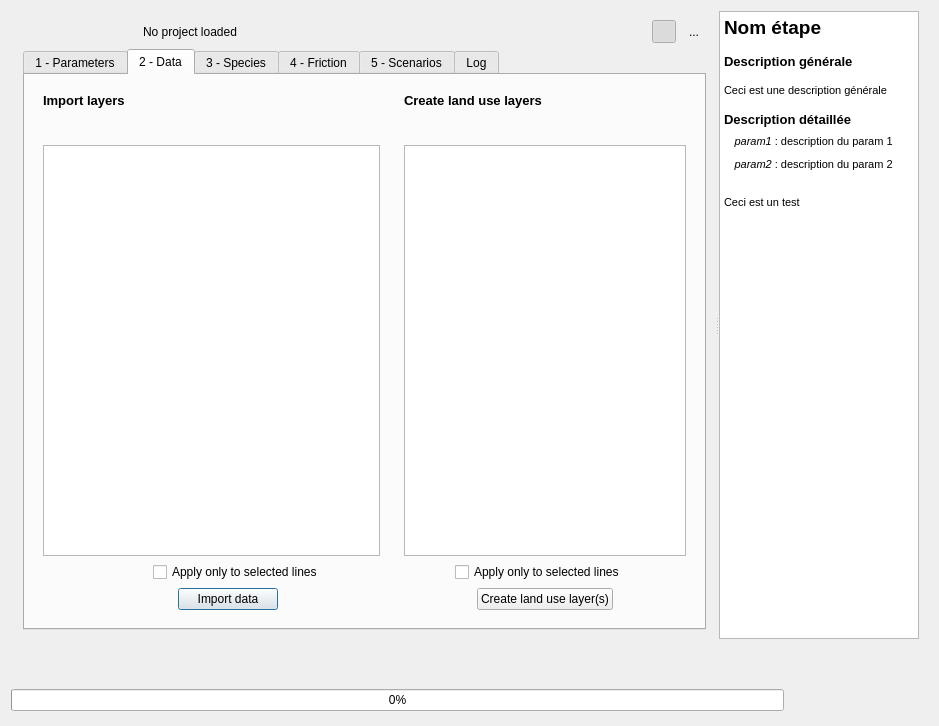
Qt form ui/erc_tvb_plugin_dialog_base.ui (MathieuChailloux/MitiConnect) before a commit.
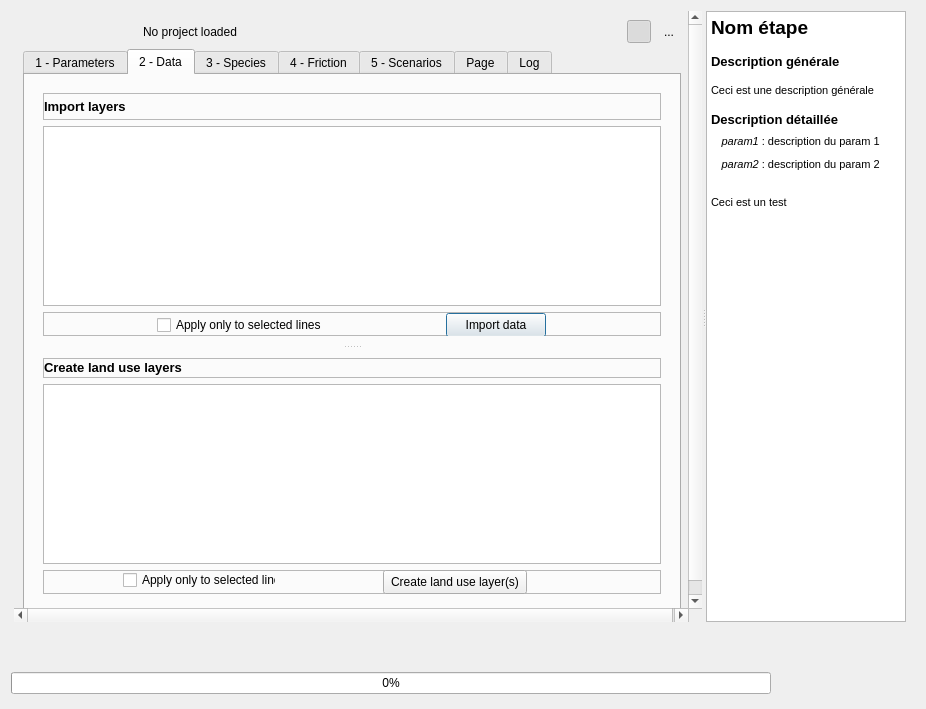
The same form after that commit. The open tabs and pages were chosen to show the change. Icons and pictures are not drawn. Custom widgets are drawn as their Qt base class.

What changed in the file:
```diff
--- a/ui/erc_tvb_plugin_dialog_base.ui
+++ b/ui/erc_tvb_plugin_dialog_base.ui
@@ -6,8 +6,8 @@
    <rect>
     <x>0</x>
     <y>0</y>
-    <width>939</width>
-    <height>726</height>
+    <width>926</width>
+    <height>709</height>
    </rect>
   </property>
   <property name="windowTitle">
@@ -70,8 +70,8 @@
            <rect>
             <x>0</x>
             <y>0</y>
-            <width>697</width>
-            <height>625</height>
+            <width>691</width>
+            <height>615</height>
            </rect>
           </property>
           <property name="sizePolicy">
@@ -514,42 +514,122 @@
               <attribute name="title">
                <string>2 - Data</string>
               </attribute>
-              <layout class="QHBoxLayout" name="horizontalLayout_4">
-               <item>
-                <widget class="QFrame" name="selectionViewFrame">
-                 <property name="sizePolicy">
-                  <sizepolicy hsizetype="Preferred" vsizetype="Expanding">
-                   <horstretch>0</horstretch>
-                   <verstretch>0</verstretch>
-                  </sizepolicy>
-                 </property>
-                 <property name="minimumSize">
-                  <size>
-                   <width>350</width>
-                   <height>200</height>
-                  </size>
-                 </property>
-                 <property name="frameShape">
-                  <enum>QFrame::NoFrame</enum>
-                 </property>
-                 <property name="frameShadow">
-                  <enum>QFrame::Raised</enum>
-                 </property>
                  <layout class="QGridLayout" name="gridLayout_7">
-                  <item row="1" column="0" colspan="2">
+               <item row="0" column="0">
+                <widget class="QSplitter" name="splitter_3">
+                 <property name="orientation">
+                  <enum>Qt::Vertical</enum>
+                 </property>
+                 <widget class="QFrame" name="selectionViewFrame">
+                  <property name="sizePolicy">
+                   <sizepolicy hsizetype="Expanding" vsizetype="Expanding">
+                    <horstretch>0</horstretch>
+                    <verstretch>0</verstretch>
+                   </sizepolicy>
+                  </property>
+                  <property name="minimumSize">
+                   <size>
+                    <width>0</width>
+                    <height>0</height>
+                   </size>
+                  </property>
+                  <property name="frameShape">
+                   <enum>QFrame::NoFrame</enum>
+                  </property>
+                  <property name="frameShadow">
+                   <enum>QFrame::Raised</enum>
+                  </property>
+                  <layout class="QVBoxLayout" name="verticalLayout_4">
+                   <item>
+                    <widget class="QFrame" name="frame_9">
+                     <property name="frameShape">
+                      <enum>QFrame::StyledPanel</enum>
+                     </property>
+                     <property name="frameShadow">
+                      <enum>QFrame::Raised</enum>
+                     </property>
+                     <layout class="QHBoxLayout" name="horizontalLayout_13">
+                      <property name="leftMargin">
+                       <number>0</number>
+                      </property>
+                      <property name="topMargin">
+                       <number>0</number>
+                      </property>
+                      <property name="rightMargin">
+                       <number>0</number>
+                      </property>
+                      <property name="bottomMargin">
+                       <number>0</number>
+                      </property>
+                      <item>
+                       <widget class="QLabel" name="selectionLabel">
+                        <property name="sizePolicy">
+                         <sizepolicy hsizetype="Expanding" vsizetype="Fixed">
+                          <horstretch>0</horstretch>
+                          <verstretch>0</verstretch>
+                         </sizepolicy>
+                        </property>
+                        <property name="font">
+                         <font>
+                          <pointsize>10</pointsize>
+                          <weight>75</weight>
+                          <bold>true</bold>
+                         </font>
+                        </property>
+                        <property name="text">
+                         <string>Import layers</string>
+                        </property>
+                        <property name="alignment">
+                         <set>Qt::AlignLeading|Qt::AlignLeft|Qt::AlignVCenter</set>
+                        </property>
+                       </widget>
+                      </item>
+                      <item>
                    <spacer name="horizontalSpacer_3">
                     <property name="orientation">
                      <enum>Qt::Horizontal</enum>
                     </property>
+                        <property name="sizeType">
+                         <enum>QSizePolicy::MinimumExpanding</enum>
+                        </property>
                     <property name="sizeHint" stdset="0">
                      <size>
-                      <width>110</width>
+                          <width>263</width>
                       <height>20</height>
                      </size>
                     </property>
                    </spacer>
                   </item>
-                  <item row="1" column="4" colspan="2">
+                      <item>
+                       <widget class="QToolButton" name="importVector">
+                        <property name="sizePolicy">
+                         <sizepolicy hsizetype="Fixed" vsizetype="Fixed">
+                          <horstretch>0</horstretch>
+                          <verstretch>0</verstretch>
+                         </sizepolicy>
+                        </property>
+                        <property name="minimumSize">
+                         <size>
+                          <width>25</width>
+                          <height>25</height>
+                         </size>
+                        </property>
+                        <property name="toolTip">
+                         <string>Import vector data</string>
+                        </property>
+                        <property name="text">
+                         <string/>
+                        </property>
+                        <property name="icon">
+                         <iconset resource="../../BioDispersal/resources.qrc">
+                          <normaloff>:/plugins/BioDispersal/icons/symbologyAdd.svg</normaloff>:/plugins/BioDispersal/icons/symbologyAdd.svg</iconset>
+                        </property>
+                        <property name="autoRaise">
+                         <bool>true</bool>
+                        </property>
+                       </widget>
+                      </item>
+                      <item>
                    <widget class="QToolButton" name="importRaster">
                     <property name="sizePolicy">
                      <sizepolicy hsizetype="Fixed" vsizetype="Fixed">
@@ -578,20 +658,7 @@
                     </property>
                    </widget>
                   </item>
-                  <item row="3" column="5" colspan="2">
-                   <spacer name="horizontalSpacer_24">
-                    <property name="orientation">
-                     <enum>Qt::Horizontal</enum>
-                    </property>
-                    <property name="sizeHint" stdset="0">
-                     <size>
-                      <width>40</width>
-                      <height>20</height>
-                     </size>
-                    </property>
-                   </spacer>
-                  </item>
-                  <item row="1" column="6">
+                      <item>
                    <widget class="QToolButton" name="importDelete">
                     <property name="sizePolicy">
                      <sizepolicy hsizetype="Fixed" vsizetype="Fixed">
@@ -614,81 +681,10 @@
                     </property>
                    </widget>
                   </item>
-                  <item row="1" column="3">
-                   <widget class="QToolButton" name="importVector">
-                    <property name="sizePolicy">
-                     <sizepolicy hsizetype="Fixed" vsizetype="Fixed">
-                      <horstretch>0</horstretch>
-                      <verstretch>0</verstretch>
-                     </sizepolicy>
-                    </property>
-                    <property name="minimumSize">
-                     <size>
-                      <width>25</width>
-                      <height>25</height>
-                     </size>
-                    </property>
-                    <property name="toolTip">
-                     <string>Import vector data</string>
-                    </property>
-                    <property name="text">
-                     <string/>
-                    </property>
-                    <property name="icon">
-                     <iconset resource="../../BioDispersal/resources.qrc">
-                      <normaloff>:/plugins/BioDispersal/icons/symbologyAdd.svg</normaloff>:/plugins/BioDispersal/icons/symbologyAdd.svg</iconset>
-                    </property>
-                    <property name="autoRaise">
-                     <bool>true</bool>
-                    </property>
-                   </widget>
-                  </item>
-                  <item row="3" column="0">
-                   <spacer name="horizontalSpacer_8">
-                    <property name="orientation">
-                     <enum>Qt::Horizontal</enum>
-                    </property>
-                    <property name="sizeHint" stdset="0">
-                     <size>
-                      <width>87</width>
-                      <height>20</height>
-                     </size>
-                    </property>
-                   </spacer>
-                  </item>
-                  <item row="4" column="0">
-                   <spacer name="horizontalSpacer_9">
-                    <property name="orientation">
-                     <enum>Qt::Horizontal</enum>
-                    </property>
-                    <property name="sizeHint" stdset="0">
-                     <size>
-                      <width>87</width>
-                      <height>20</height>
-                     </size>
-                    </property>
-                   </spacer>
-                  </item>
-                  <item row="3" column="1" colspan="4">
-                   <widget class="QCheckBox" name="importSelection">
-                    <property name="sizePolicy">
-                     <sizepolicy hsizetype="Expanding" vsizetype="Fixed">
-                      <horstretch>0</horstretch>
-                      <verstretch>0</verstretch>
-                     </sizepolicy>
-                    </property>
-                    <property name="minimumSize">
-                     <size>
-                      <width>181</width>
-                      <height>0</height>
-                     </size>
-                    </property>
-                    <property name="text">
-                     <string>Apply only to selected lines</string>
-                    </property>
-                   </widget>
-                  </item>
-                  <item row="2" column="0" colspan="7">
+                     </layout>
+                    </widget>
+                   </item>
+                   <item>
                    <widget class="QTableView" name="importView">
                     <property name="minimumSize">
                      <size>
@@ -707,7 +703,65 @@
                     </property>
                    </widget>
                   </item>
-                  <item row="4" column="2">
+                   <item>
+                    <widget class="QFrame" name="frame_7">
+                     <property name="minimumSize">
+                      <size>
+                       <width>0</width>
+                       <height>24</height>
+                      </size>
+                     </property>
+                     <property name="maximumSize">
+                      <size>
+                       <width>16777215</width>
+                       <height>24</height>
+                      </size>
+                     </property>
+                     <property name="frameShape">
+                      <enum>QFrame::StyledPanel</enum>
+                     </property>
+                     <property name="frameShadow">
+                      <enum>QFrame::Raised</enum>
+                     </property>
+                     <layout class="QHBoxLayout" name="horizontalLayout_11">
+                      <property name="leftMargin">
+                       <number>0</number>
+                      </property>
+                      <property name="topMargin">
+                       <number>0</number>
+                      </property>
+                      <property name="rightMargin">
+                       <number>0</number>
+                      </property>
+                      <property name="bottomMargin">
+                       <number>0</number>
+                      </property>
+                      <item>
+                       <widget class="QCheckBox" name="importSelection">
+                        <property name="sizePolicy">
+                         <sizepolicy hsizetype="Fixed" vsizetype="Fixed">
+                          <horstretch>0</horstretch>
+                          <verstretch>0</verstretch>
+                         </sizepolicy>
+                        </property>
+                        <property name="minimumSize">
+                         <size>
+                          <width>150</width>
+                          <height>24</height>
+                         </size>
+                        </property>
+                        <property name="maximumSize">
+                         <size>
+                          <width>16777215</width>
+                          <height>24</height>
+                         </size>
+                        </property>
+                        <property name="text">
+                         <string>Apply only to selected lines</string>
+                        </property>
+                       </widget>
+                      </item>
+                      <item>
                    <widget class="QPushButton" name="importRun">
                     <property name="sizePolicy">
                      <sizepolicy hsizetype="Fixed" vsizetype="Fixed">
@@ -718,7 +772,13 @@
                     <property name="minimumSize">
                      <size>
                       <width>100</width>
-                      <height>0</height>
+                          <height>24</height>
+                         </size>
+                        </property>
+                        <property name="maximumSize">
+                         <size>
+                          <width>16777215</width>
+                          <height>24</height>
                      </size>
                     </property>
                     <property name="layoutDirection">
@@ -733,57 +793,22 @@
                     </property>
                    </widget>
                   </item>
-                  <item row="0" column="0" colspan="3">
-                   <widget class="QLabel" name="selectionLabel">
-                    <property name="sizePolicy">
-                     <sizepolicy hsizetype="Expanding" vsizetype="Fixed">
-                      <horstretch>0</horstretch>
-                      <verstretch>0</verstretch>
-                     </sizepolicy>
-                    </property>
-                    <property name="font">
-                     <font>
-                      <pointsize>10</pointsize>
-                      <weight>75</weight>
-                      <bold>true</bold>
-                     </font>
-                    </property>
-                    <property name="text">
-                     <string>Import layers</string>
-                    </property>
-                    <property name="alignment">
-                     <set>Qt::AlignLeading|Qt::AlignLeft|Qt::AlignVCenter</set>
-                    </property>
-                   </widget>
-                  </item>
-                  <item row="4" column="5" colspan="2">
-                   <spacer name="horizontalSpacer_25">
-                    <property name="orientation">
-                     <enum>Qt::Horizontal</enum>
-                    </property>
-                    <property name="sizeHint" stdset="0">
-                     <size>
-                      <width>40</width>
-                      <height>20</height>
-                     </size>
-                    </property>
-                   </spacer>
-                  </item>
-                 </layout>
-                </widget>
-               </item>
-               <item>
+                     </layout>
+                    </widget>
+                   </item>
+                  </layout>
+                 </widget>
                 <widget class="QFrame" name="groupFrame">
                  <property name="sizePolicy">
-                  <sizepolicy hsizetype="Expanding" vsizetype="Expanding">
+                   <sizepolicy hsizetype="Minimum" vsizetype="MinimumExpanding">
                    <horstretch>0</horstretch>
                    <verstretch>0</verstretch>
                   </sizepolicy>
                  </property>
                  <property name="minimumSize">
                   <size>
-                   <width>150</width>
-                   <height>240</height>
+                    <width>100</width>
+                    <height>180</height>
                   </size>
                  </property>
                  <property name="frameShape">
@@ -793,7 +818,40 @@
                   <enum>QFrame::Raised</enum>
                  </property>
                  <layout class="QGridLayout" name="gridLayout_9">
-                  <item row="0" column="0" colspan="2">
+                   <item row="0" column="0">
+                    <widget class="QFrame" name="frame_3">
+                     <property name="minimumSize">
+                      <size>
+                       <width>20</width>
+                       <height>20</height>
+                      </size>
+                     </property>
+                     <property name="maximumSize">
+                      <size>
+                       <width>16777215</width>
+                       <height>20</height>
+                      </size>
+                     </property>
+                     <property name="frameShape">
+                      <enum>QFrame::StyledPanel</enum>
+                     </property>
+                     <property name="frameShadow">
+                      <enum>QFrame::Raised</enum>
+                     </property>
+                     <layout class="QHBoxLayout" name="horizontalLayout_4">
+                      <property name="leftMargin">
+                       <number>0</number>
+                      </property>
+                      <property name="topMargin">
+                       <number>0</number>
+                      </property>
+                      <property name="rightMargin">
+                       <number>0</number>
+                      </property>
+                      <property name="bottomMargin">
+                       <number>0</number>
+                      </property>
+                      <item>
                    <widget class="QLabel" name="label_111">
                     <property name="sizePolicy">
                      <sizepolicy hsizetype="Fixed" vsizetype="Fixed">
@@ -801,6 +859,12 @@
                       <verstretch>0</verstretch>
                      </sizepolicy>
                     </property>
+                        <property name="minimumSize">
+                         <size>
+                          <width>146</width>
+                          <height>0</height>
+                         </size>
+                        </property>
                     <property name="font">
                      <font>
                       <pointsize>10</pointsize>
@@ -813,69 +877,161 @@
                     </property>
                    </widget>
                   </item>
-                  <item row="1" column="0">
+                      <item>
                    <spacer name="horizontalSpacer">
                     <property name="orientation">
                      <enum>Qt::Horizontal</enum>
                     </property>
+                        <property name="sizeType">
+                         <enum>QSizePolicy::MinimumExpanding</enum>
+                        </property>
                     <property name="sizeHint" stdset="0">
                      <size>
-                      <width>40</width>
-                      <height>20</height>
+                          <width>416</width>
+                          <height>15</height>
                      </size>
                     </property>
                    </spacer>
                   </item>
-                  <item row="4" column="0" colspan="4">
-                   <widget class="QFrame" name="frame_24">
+                      <item>
+                       <widget class="QToolButton" name="landuseNew">
                     <property name="sizePolicy">
-                     <sizepolicy hsizetype="Expanding" vsizetype="Fixed">
+                         <sizepolicy hsizetype="Fixed" vsizetype="Fixed">
                       <horstretch>0</horstretch>
                       <verstretch>0</verstretch>
                      </sizepolicy>
                     </property>
+                        <property name="minimumSize">
+                         <size>
+                          <width>20</width>
+                          <height>20</height>
+                         </size>
+                        </property>
+                        <property name="toolTip">
+                         <string>Add land use layer</string>
+                        </property>
+                        <property name="text">
+                         <string/>
+                        </property>
+                        <property name="icon">
+                         <iconset resource="../../BioDispersal/resources.qrc">
+                          <normaloff>:/plugins/BioDispersal/icons/symbologyAdd.svg</normaloff>:/plugins/BioDispersal/icons/symbologyAdd.svg</iconset>
+                        </property>
+                        <property name="autoRaise">
+                         <bool>true</bool>
+                        </property>
+                       </widget>
+                      </item>
+                      <item>
+                       <widget class="QToolButton" name="landuseRemove">
+                        <property name="sizePolicy">
+                         <sizepolicy hsizetype="Fixed" vsizetype="Fixed">
+                          <horstretch>0</horstretch>
+                          <verstretch>0</verstretch>
+                         </sizepolicy>
+                        </property>
+                        <property name="minimumSize">
+                         <size>
+                          <width>20</width>
+                          <height>20</height>
+                         </size>
+                        </property>
+                        <property name="toolTip">
+                         <string>Delete selected groups</string>
+                        </property>
+                        <property name="text">
+                         <string/>
+                        </property>
+                        <property name="icon">
+                         <iconset resource="../../BioDispersal/resources.qrc">
+                          <normaloff>:/plugins/BioDispersal/icons/mActionDeleteSelected.svg</normaloff>:/plugins/BioDispersal/icons/mActionDeleteSelected.svg</iconset>
+                        </property>
+                        <property name="autoRaise">
+                         <bool>true</bool>
+                        </property>
+                       </widget>
+                      </item>
+                     </layout>
+                    </widget>
+                   </item>
+                   <item row="2" column="0">
+                    <widget class="QFrame" name="frame_5">
                     <property name="minimumSize">
                      <size>
                       <width>0</width>
-                      <height>0</height>
+                       <height>24</height>
                      </size>
                     </property>
                     <property name="maximumSize">
                      <size>
                       <width>16777215</width>
-                      <height>16777215</height>
+                       <height>24</height>
                      </size>
                     </property>
                     <property name="frameShape">
-                     <enum>QFrame::NoFrame</enum>
+                      <enum>QFrame::StyledPanel</enum>
                     </property>
                     <property name="frameShadow">
                      <enum>QFrame::Raised</enum>
                     </property>
-                    <layout class="QHBoxLayout" name="horizontalLayout_14">
-                     <property name="spacing">
-                      <number>200</number>
-                     </property>
-                     <property name="leftMargin">
-                      <number>0</number>
-                     </property>
-                     <property name="topMargin">
-                      <number>0</number>
-                     </property>
-                     <property name="rightMargin">
-                      <number>0</number>
-                     </property>
-                     <property name="bottomMargin">
-                      <number>0</number>
-                     </property>
-                     <item>
+                     <widget class="QCheckBox" name="landuseSelection">
+                      <property name="geometry">
+                       <rect>
+                        <x>80</x>
+                        <y>0</y>
+                        <width>153</width>
+                        <height>20</height>
+                       </rect>
+                      </property>
+                      <property name="sizePolicy">
+                       <sizepolicy hsizetype="Fixed" vsizetype="Fixed">
+                        <horstretch>150</horstretch>
+                        <verstretch>0</verstretch>
+                       </sizepolicy>
+                      </property>
+                      <property name="minimumSize">
+                       <size>
+                        <width>150</width>
+                        <height>20</height>
+                       </size>
+                      </property>
+                      <property name="maximumSize">
+                       <size>
+                        <width>16777215</width>
+                        <height>24</height>
+                       </size>
+                      </property>
+                      <property name="text">
+                       <string>Apply only to selected lines</string>
+                      </property>
+                     </widget>
                       <widget class="QPushButton" name="landuseRun">
+                      <property name="geometry">
+                       <rect>
+                        <x>340</x>
+                        <y>0</y>
+                        <width>144</width>
+                        <height>24</height>
+                       </rect>
+                      </property>
                        <property name="sizePolicy">
                         <sizepolicy hsizetype="Fixed" vsizetype="Fixed">
                          <horstretch>0</horstretch>
                          <verstretch>0</verstretch>
                         </sizepolicy>
                        </property>
+                      <property name="minimumSize">
+                       <size>
+                        <width>144</width>
+                        <height>24</height>
+                       </size>
+                      </property>
+                      <property name="maximumSize">
+                       <size>
+                        <width>16777215</width>
+                        <height>24</height>
+                       </size>
+                      </property>
                        <property name="layoutDirection">
                         <enum>Qt::LeftToRight</enum>
                        </property>
@@ -887,16 +1043,20 @@
                          <normaloff>:/plugins/BioDispersal/icons/play.svg</normaloff>:/plugins/BioDispersal/icons/play.svg</iconset>
                        </property>
                       </widget>
-                     </item>
-                    </layout>
-                   </widget>
-                  </item>
-                  <item row="2" column="0" colspan="4">
+                    </widget>
+                   </item>
+                   <item row="1" column="0">
                    <widget class="QTableView" name="landuseView">
+                     <property name="sizePolicy">
+                      <sizepolicy hsizetype="MinimumExpanding" vsizetype="MinimumExpanding">
+                       <horstretch>0</horstretch>
+                       <verstretch>0</verstretch>
+                      </sizepolicy>
+                     </property>
                     <property name="minimumSize">
                      <size>
                       <width>100</width>
-                      <height>150</height>
+                       <height>100</height>
                      </size>
                     </property>
                     <property name="sortingEnabled">
@@ -904,78 +1064,8 @@
                     </property>
                    </widget>
                   </item>
-                  <item row="3" column="1">
-                   <widget class="QCheckBox" name="landuseSelection">
-                    <property name="sizePolicy">
-                     <sizepolicy hsizetype="Expanding" vsizetype="Fixed">
-                      <horstretch>0</horstretch>
-                      <verstretch>0</verstretch>
-                     </sizepolicy>
-                    </property>
-                    <property name="text">
-                     <string>Apply only to selected lines</string>
-                    </property>
-                   </widget>
-                  </item>
-                  <item row="1" column="3">
-                   <widget class="QToolButton" name="landuseRemove">
-                    <property name="sizePolicy">
-                     <sizepolicy hsizetype="Fixed" vsizetype="Fixed">
-                      <horstretch>0</horstretch>
-                      <verstretch>0</verstretch>
-                     </sizepolicy>
-                    </property>
-                    <property name="minimumSize">
-                     <size>
-                      <width>10</width>
-                      <height>10</height>
-                     </size>
-                    </property>
-                    <property name="toolTip">
-                     <string>Delete selected groups</string>
-                    </property>
-                    <property name="text">
-                     <string/>
-                    </property>
-                    <property name="icon">
-                     <iconset resource="../../BioDispersal/resources.qrc">
-                      <normaloff>:/plugins/BioDispersal/icons/mActionDeleteSelected.svg</normaloff>:/plugins/BioDispersal/icons/mActionDeleteSelected.svg</iconset>
-                    </property>
-                    <property name="autoRaise">
-                     <bool>true</bool>
-                    </property>
-                   </widget>
-                  </item>
-                  <item row="1" column="2">
-                   <widget class="QToolButton" name="landuseNew">
-                    <property name="sizePolicy">
-                     <sizepolicy hsizetype="Fixed" vsizetype="Fixed">
-                      <horstretch>0</horstretch>
-                      <verstretch>0</verstretch>
-                     </sizepolicy>
-                    </property>
-                    <property name="minimumSize">
-                     <size>
-                      <width>25</width>
-                      <height>25</height>
-                     </size>
-                    </property>
-                    <property name="toolTip">
-                     <string>Add land use layer</string>
-                    </property>
-                    <property name="text">
-                     <string/>
-                    </property>
-                    <property name="icon">
-                     <iconset resource="../../BioDispersal/resources.qrc">
-                      <normaloff>:/plugins/BioDispersal/icons/symbologyAdd.svg</normaloff>:/plugins/BioDispersal/icons/symbologyAdd.svg</iconset>
-                    </property>
-                    <property name="autoRaise">
-                     <bool>true</bool>
-                    </property>
-                   </widget>
-                  </item>
-                 </layout>
+                  </layout>
+                 </widget>
                 </widget>
                </item>
               </layout>
@@ -2027,6 +2117,21 @@
                </item>
               </layout>
              </widget>
+             <widget class="QWidget" name="tab">
+              <attribute name="title">
+               <string>Page</string>
+              </attribute>
+              <widget class="QgsCollapsibleGroupBox" name="mGroupBox">
+               <property name="geometry">
+                <rect>
+                 <x>110</x>
+                 <y>80</y>
+                 <width>300</width>
+                 <height>100</height>
+                </rect>
+               </property>
+              </widget>
+             </widget>
              <widget class="QWidget" name="logTab">
               <attribute name="title">
                <string>Log</string>
@@ -2164,7 +2269,7 @@
           <string>&lt;!DOCTYPE HTML PUBLIC &quot;-//W3C//DTD HTML 4.0//EN&quot; &quot;http://www.w3.org/TR/REC-html40/strict.dtd&quot;&gt;
 &lt;html&gt;&lt;head&gt;&lt;meta name=&quot;qrichtext&quot; content=&quot;1&quot; /&gt;&lt;style type=&quot;text/css&quot;&gt;
 p, li { white-space: pre-wrap; }
-&lt;/style&gt;&lt;/head&gt;&lt;body style=&quot; font-family:'MS Shell Dlg 2'; font-size:7.8pt; font-weight:400; font-style:normal;&quot;&gt;
+&lt;/style&gt;&lt;/head&gt;&lt;body style=&quot; font-family:'MS Shell Dlg 2'; font-size:8.25pt; font-weight:400; font-style:normal;&quot;&gt;
 &lt;p style=&quot; margin-top:0px; margin-bottom:0px; margin-left:0px; margin-right:0px; -qt-block-indent:0; text-indent:0px;&quot;&gt;&lt;span style=&quot; font-size:14pt; font-weight:600;&quot;&gt;Nom étape&lt;/span&gt;&lt;/p&gt;
 &lt;p style=&quot;-qt-paragraph-type:empty; margin-top:0px; margin-bottom:0px; margin-left:0px; margin-right:0px; -qt-block-indent:0; text-indent:0px; font-size:10pt; font-weight:600;&quot;&gt;&lt;br /&gt;&lt;/p&gt;
 &lt;p style=&quot; margin-top:0px; margin-bottom:0px; margin-left:0px; margin-right:0px; -qt-block-indent:0; text-indent:0px;&quot;&gt;&lt;span style=&quot; font-size:10pt; font-weight:600;&quot;&gt;Description générale&lt;/span&gt;&lt;/p&gt;
@@ -2286,6 +2391,12 @@
   </layout>
  </widget>
  <customwidgets>
+  <customwidget>
+   <class>QgsCollapsibleGroupBox</class>
+   <extends>QGroupBox</extends>
+   <header>qgscollapsiblegroupbox.h</header>
+   <container>1</container>
+  </customwidget>
   <customwidget>
    <class>QgsDoubleSpinBox</class>
    <extends>QDoubleSpinBox</extends>
```
Left out of the diff: 345 changed lines with no effect on the pictures. Lines whose indentation alone changed are shown as unchanged.
